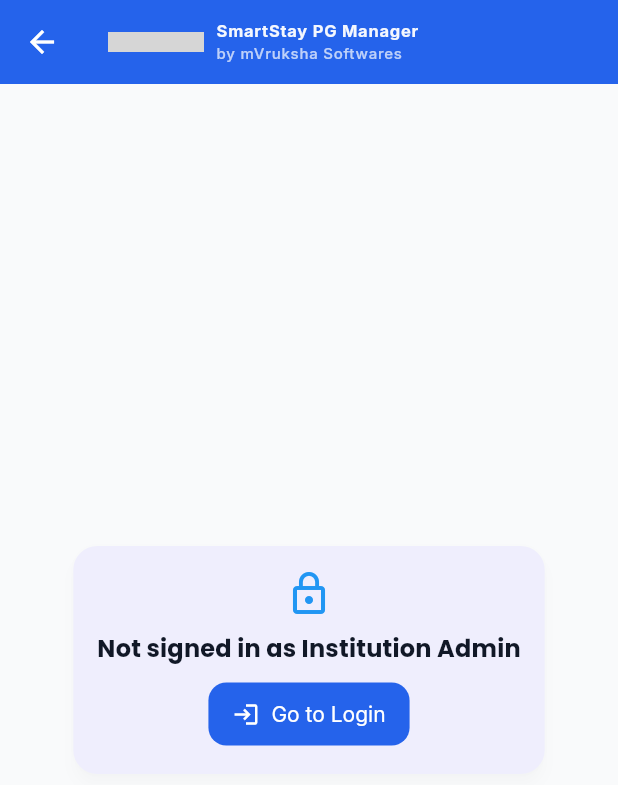
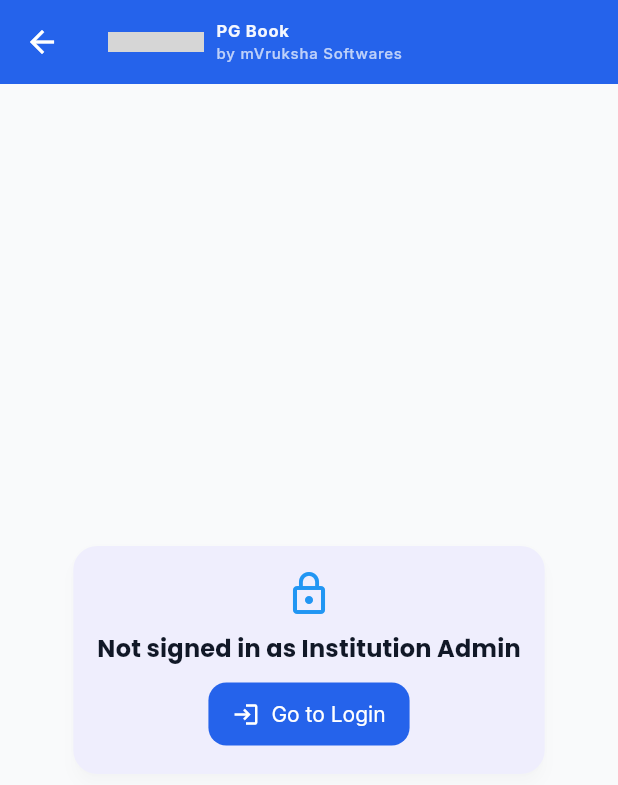
Before and after one commit to mvruksha-gravitas/institution_payment_system, a Flutter app: the InstitutionAdminPortalPage screen opened by its route, on a phone screen of 412 x 824 dp. Shown: the top 785 px of the screen. Run offline on Flutter 3.47's test engine with Material 3 defaults, Android fonts, the phone set to English and light mode, and no system bars; our stand-ins replace cloud_firestore, firebase_core, firebase_storage, fl_chart, google_fonts, image_picker and 3 more; accounts and stored records are empty; statements that could not run were skipped; grey boxes are pictures that could not be loaded.

Commit message:
Replace 'SmartStay PG Manager' -> 'PG Book'

```diff
--- a/lib/main.dart
+++ b/lib/main.dart
@@ -26,7 +26,7 @@
   @override
   Widget build(BuildContext context) {
     return MaterialApp(
-      title: 'SmartStay PG Manager',
+      title: 'PG Book',
       debugShowCheckedModeBanner: false,
       theme: lightTheme,
       darkTheme: darkTheme,
@@ -146,7 +146,7 @@
           children: [
             BrandedLogo(height: 28, color: Colors.white),
             SizedBox(width: 12),
-            Flexible(child: Text('SmartStay PG Manager', overflow: TextOverflow.ellipsis)),
+            Flexible(child: Text('PG Book', overflow: TextOverflow.ellipsis)),
           ],
         ),
         foregroundColor: Colors.white,
@@ -224,7 +224,7 @@
                           child: Column(
                             crossAxisAlignment: CrossAxisAlignment.start,
                             children: [
-                              Text('SmartStay PG Manager', style: theme.textTheme.headlineMedium?.copyWith(color: Colors.white, fontWeight: FontWeight.w900)),
+                              Text('PG Book', style: theme.textTheme.headlineMedium?.copyWith(color: Colors.white, fontWeight: FontWeight.w900)),
                               Text('by mVruksha Softwares', style: theme.textTheme.titleSmall?.copyWith(color: Colors.white.withValues(alpha: 0.8))),
                             ],
                           ),
@@ -548,7 +548,7 @@
     return Form(
       key: _formKey,
       child: Column(children: [
-        Align(alignment: Alignment.centerLeft, child: Text('SmartStay PG Manager (by mVruksha Softwares)', style: theme.textTheme.titleSmall?.copyWith(fontWeight: FontWeight.w600))),
+        Align(alignment: Alignment.centerLeft, child: Text('PG Book (by mVruksha Softwares)', style: theme.textTheme.titleSmall?.copyWith(fontWeight: FontWeight.w600))),
         const SizedBox(height: 8),
         Row(children: [
           Expanded(child: TextFormField(controller: _name, decoration: const InputDecoration(labelText: 'Your Name'), validator: (v) => (v == null || v.trim().isEmpty) ? 'Enter your name' : null)),
--- a/lib/pages/institution_admin_portal_page.dart
+++ b/lib/pages/institution_admin_portal_page.dart
@@ -474,7 +474,7 @@
 toolbarHeight: 56,
 elevation: 0,
 title: Text(
-_instName == null || _instName!.isEmpty ? 'SmartStay PG Manager' : 'SmartStay PG Manager - ${_instName!}',
+_instName == null || _instName!.isEmpty ? 'PG Book' : 'PG Book - ${_instName!}',
 style: Theme.of(context).textTheme.titleMedium,
 overflow: TextOverflow.ellipsis,
 ),
--- a/lib/pages/landing_page.dart
+++ b/lib/pages/landing_page.dart
@@ -34,7 +34,7 @@
     final theme = Theme.of(context);
     return Scaffold(
       appBar: AppBar(
-        title: const Text('SmartStay PG Manager'),
+        title: const Text('PG Book'),
         foregroundColor: Colors.white,
         backgroundColor: Theme.of(context).colorScheme.primary,
         flexibleSpace: Container(
--- a/lib/widgets/branding.dart
+++ b/lib/widgets/branding.dart
@@ -49,7 +49,7 @@
         SizedBox(width: 8),
         Flexible(
           child: Column(mainAxisSize: MainAxisSize.min, crossAxisAlignment: CrossAxisAlignment.start, children: [
-            Text('SmartStay PG Manager', style: title, overflow: TextOverflow.ellipsis),
+            Text('PG Book', style: title, overflow: TextOverflow.ellipsis),
             Text('by mVruksha Softwares', style: sub, overflow: TextOverflow.ellipsis),
           ]),
         ),
```
Also changed, not shown: 1 other file.
